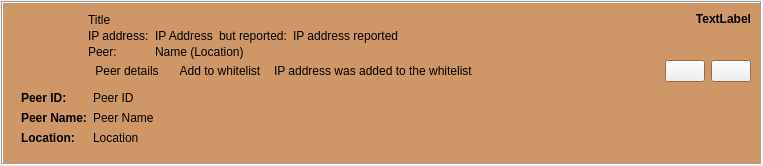
This is retroshare-gui/src/gui/feeds/SecurityIpItem.ui in RetroShare/RetroShare as Qt 5 draws it before an edit. The edited form follows.
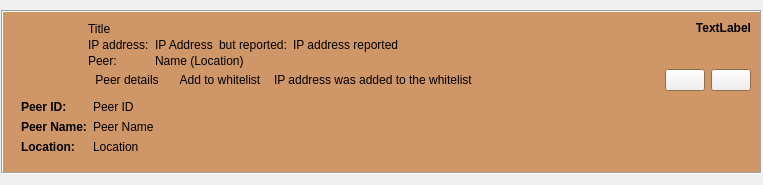
This is the edited form. Icons and pictures are not drawn. Custom widgets are drawn as their Qt base class.

Commit message: added explanation to IP change security item in a tooltip

Diff of the .ui file:
```diff
--- a/retroshare-gui/src/gui/feeds/SecurityIpItem.ui
+++ b/retroshare-gui/src/gui/feeds/SecurityIpItem.ui
@@ -7,7 +7,7 @@
     <x>0</x>
     <y>0</y>
     <width>763</width>
-    <height>161</height>
+    <height>185</height>
    </rect>
   </property>
   <layout class="QGridLayout">
```
Left out of the diff: 32 changed lines with no effect on the pictures.
